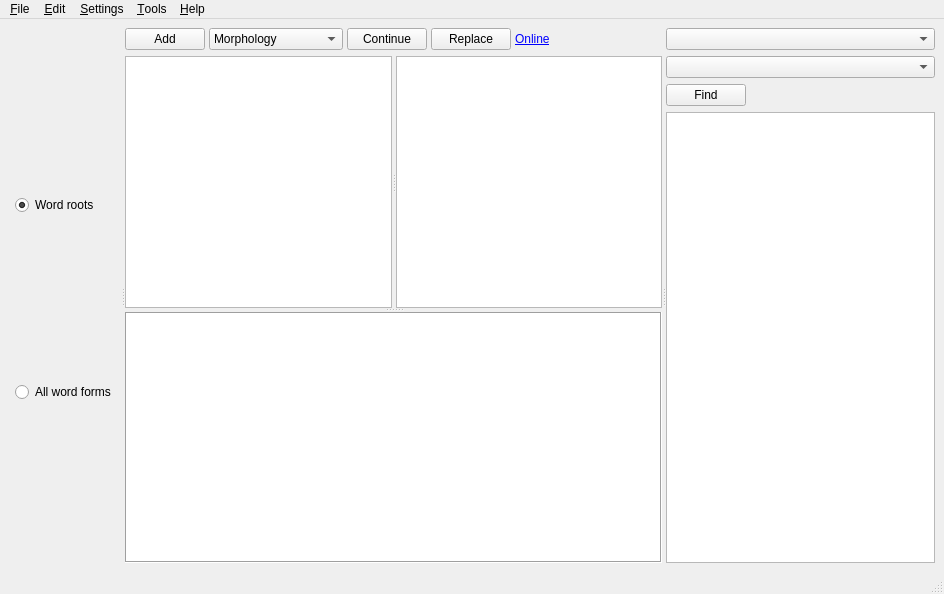
Above: mainform.ui from vanyog/grammar-bg before the change. Below: the same form after it.
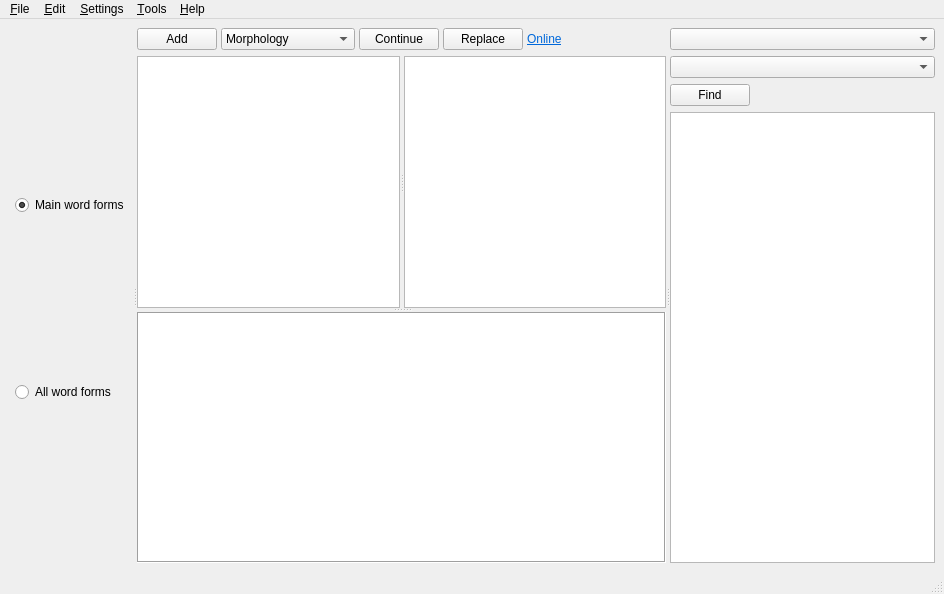
That is the form after the change.

Patch:
```diff
--- a/mainform.ui
+++ b/mainform.ui
@@ -46,7 +46,7 @@
            <enum>Qt::LeftToRight</enum>
           </property>
           <property name="text">
-           <string>Word roots</string>
+           <string>Main word forms</string>
           </property>
           <property name="checked">
            <bool>true</bool>
@@ -174,7 +174,7 @@
           <item>
            <widget class="QLabel" name="label">
             <property name="text">
-             <string>&lt;a href=&quot;http://physics-bg.org/z/?pid=2&quot;&gt;Online&lt;/a&gt;</string>
+             <string>&lt;a href=&quot;http://dic.vanyog.com&quot;&gt;&lt;span style=&quot; text-decoration: underline; color:#0068da;&quot;&gt;Online&lt;/span&gt;&lt;/a&gt;</string>
             </property>
             <property name="textFormat">
              <enum>Qt::RichText</enum>
```
Left out of the diff: 68 changed lines with no effect on the pictures.
